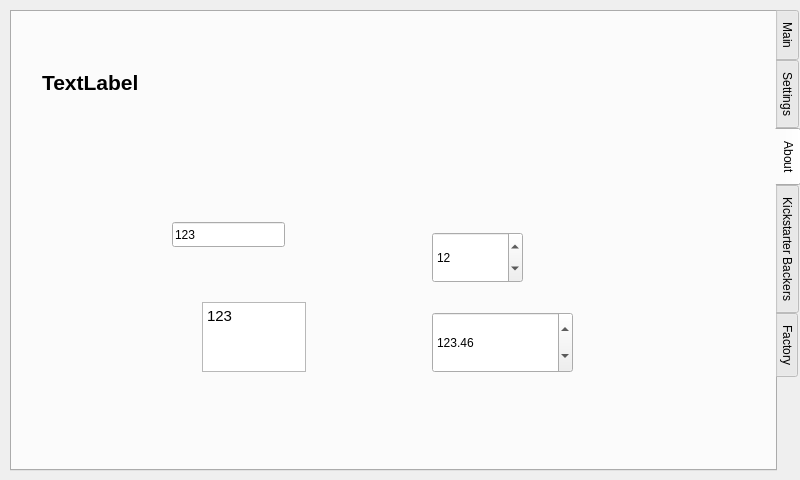
This is src/utilwindow.ui in krontech/chronos-cam-app as Qt 5 draws it before an edit. The edited form follows.
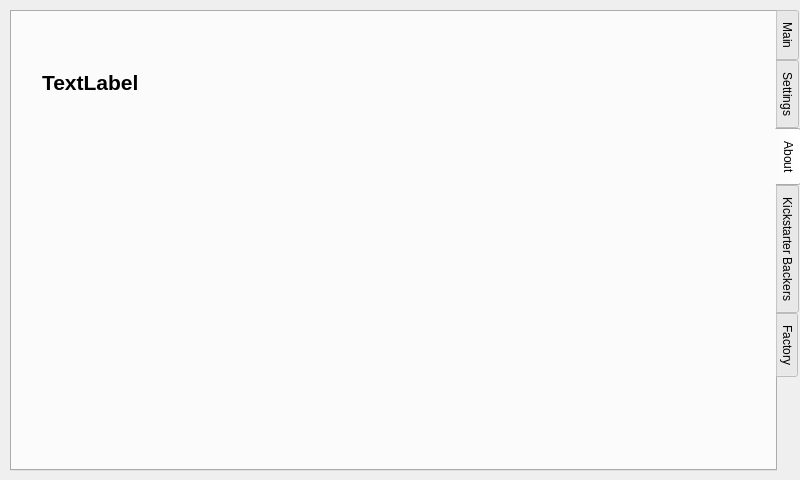
This is the edited form. The open tabs and pages were chosen to show the change. Custom widgets are drawn as their Qt base class.

Commit message: Remove test widgets from About tab

What changed in the file:
```diff
--- a/src/utilwindow.ui
+++ b/src/utilwindow.ui
@@ -600,65 +600,6 @@
       <string>TextLabel</string>
      </property>
     </widget>
-    <widget class="CamLineEdit" name="lineEdit">
-     <property name="geometry">
-      <rect>
-       <x>160</x>
-       <y>210</y>
-       <width>113</width>
-       <height>25</height>
-      </rect>
-     </property>
-     <property name="text">
-      <string>123</string>
-     </property>
-    </widget>
-    <widget class="CamTextEdit" name="textEdit">
-     <property name="geometry">
-      <rect>
-       <x>190</x>
-       <y>290</y>
-       <width>104</width>
-       <height>70</height>
-      </rect>
-     </property>
-     <property name="html">
-      <string>&lt;!DOCTYPE HTML PUBLIC &quot;-//W3C//DTD HTML 4.0//EN&quot; &quot;http://www.w3.org/TR/REC-html40/strict.dtd&quot;&gt;
-&lt;html&gt;&lt;head&gt;&lt;meta name=&quot;qrichtext&quot; content=&quot;1&quot; /&gt;&lt;style type=&quot;text/css&quot;&gt;
-p, li { white-space: pre-wrap; }
-&lt;/style&gt;&lt;/head&gt;&lt;body style=&quot; font-family:'Ubuntu'; font-size:11pt; font-weight:400; font-style:normal;&quot;&gt;
-&lt;p style=&quot; margin-top:0px; margin-bottom:0px; margin-left:0px; margin-right:0px; -qt-block-indent:0; text-indent:0px;&quot;&gt;123&lt;/p&gt;&lt;/body&gt;&lt;/html&gt;</string>
-     </property>
-    </widget>
-    <widget class="CamSpinBox" name="spinBox">
-     <property name="geometry">
-      <rect>
-       <x>420</x>
-       <y>220</y>
-       <width>91</width>
-       <height>51</height>
-      </rect>
-     </property>
-     <property name="value">
-      <number>12</number>
-     </property>
-    </widget>
-    <widget class="CamDoubleSpinBox" name="doubleSpinBox">
-     <property name="geometry">
-      <rect>
-       <x>420</x>
-       <y>300</y>
-       <width>141</width>
-       <height>61</height>
-      </rect>
-     </property>
-     <property name="maximum">
-      <double>999.990000000000009</double>
-     </property>
-     <property name="value">
-      <double>123.459999999999994</double>
-     </property>
-    </widget>
    </widget>
    <widget class="QWidget" name="tab">
     <attribute name="title">
@@ -1054,21 +995,6 @@
    <extends>QLineEdit</extends>
    <header>camLineEdit.h</header>
   </customwidget>
-  <customwidget>
-   <class>CamTextEdit</class>
-   <extends>QTextEdit</extends>
-   <header>camtextedit.h</header>
-  </customwidget>
-  <customwidget>
-   <class>CamSpinBox</class>
-   <extends>QSpinBox</extends>
-   <header>camspinbox.h</header>
-  </customwidget>
-  <customwidget>
-   <class>CamDoubleSpinBox</class>
-   <extends>QDoubleSpinBox</extends>
-   <header>camdoublespinbox.h</header>
-  </customwidget>
  </customwidgets>
  <resources/>
  <connections/>
```
Left out of the diff: 2 changed lines with no effect on the pictures.
